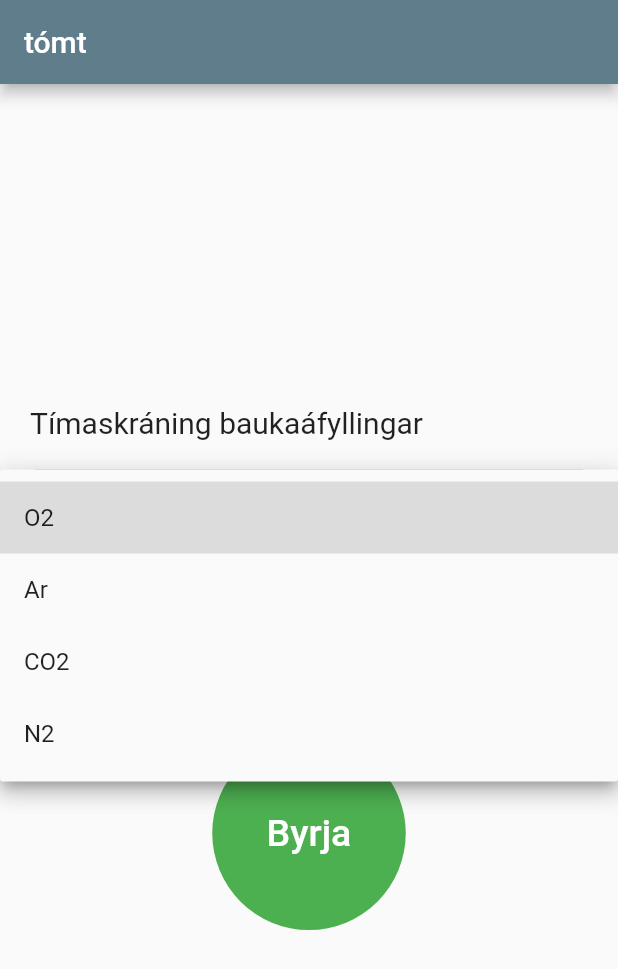
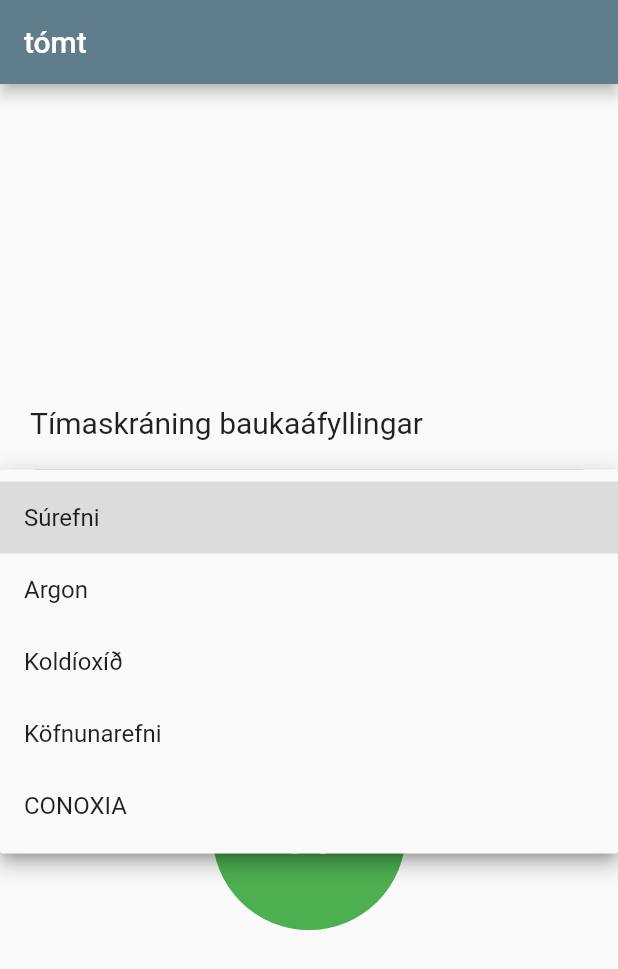
Before and after one commit to SteiniJohanns/DewarApp, a Flutter app: the screen it shows after launch, after a tap on "Gastegund", on a phone screen of 412 x 824 dp. Shown: the top 969 px of the screen. Run offline on Flutter 3.47's test engine with Material 2 defaults, Android fonts, the phone set to English and light mode, and no system bars; network calls fail.

```diff
--- /dev/null
+++ b/lib/models/consts.dart
@@ -0,0 +1,4 @@
+
+const String kApiKey = '?key=AIzaSyCSXSITrlnAFtFdKlETs-oKsovEMFH9UP4';
+const String kBaseUrl = 'https://sheets.googleapis.com/v4/spreadsheets/1PxIF7SRLM8AjQtlCoO4pj5738s63403MkkkscySSiSw/values/sheet1!a1:m1';
+const String kSaveToGoogleSheetsUrl = 'https://script.google.com/macros/s/AKfycbwsn_d-swBZLMZi8Oas_MB_u4I_V2fxs5wKf5GiDKjT0lMNSTE/exec';
--- a/lib/models/dewar.dart
+++ b/lib/models/dewar.dart
@@ -12,10 +12,12 @@ class Dewar{
   bool highPressure;
   bool lowPressure;
   String time;
+  String date;
 
 
-  Dewar({this.number, this.dewarType,this.gasType, this.comment, this.cold, this.hot, this.highPressure,this.lowPressure, this.time});
+  Dewar({this.date, this.number, this.dewarType,this.gasType, this.comment, this.cold, this.hot, this.highPressure,this.lowPressure, this.time});
 
-
+  String toParams() =>
+      "?date=$date&number=$number&dewarType=$dewarType&gasType=$gasType&hot=$hot&cold=$cold&time=$time&highPressure=$highPressure&lowPressure=$lowPressure&comment=$comment";
 
 }
--- a/lib/models/mock.dart
+++ b/lib/models/mock.dart
@@ -1,3 +1,3 @@
 
-const List<String> kDewarType = ['PAL', 'MEGA', 'DURA', 'Z0OX'];
-const List<String> kGasType = ['O2', 'Ar', 'CO2', 'N2'];
+const List<String> kDewarType = ['PAL', 'MEGA', 'DURA', 'Z0OX','Sullari'];
+const List<String> kGasType = ['Súrefni', 'Argon', 'Koldíoxíð', 'Köfnunarefni','CONOXIA'];
--- a/pubspec.yaml
+++ b/pubspec.yaml
@@ -28,6 +28,8 @@ dependencies:
   # The following adds the Cupertino Icons font to your application.
   # Use with the CupertinoIcons class for iOS style icons.
   cupertino_icons: ^0.1.3
+
+  http: ^0.12.1
 
 dev_dependencies:
   flutter_test:
```
Also changed, not shown: Gas Filling-f0d25d4a3b01.json (added, +12 -0 lines), lib/models/saveresult.dart (added, +19 -0 lines), lib/screens/result.dart (+19 -1 lines), lib/screens/timeKeeper.dart (+27 -2 lines), lib/models/consts_routes.dart (line endings or trailing spaces), pubspec.lock.
